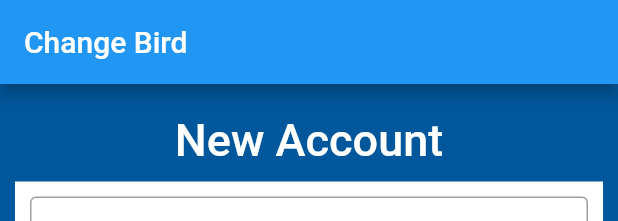
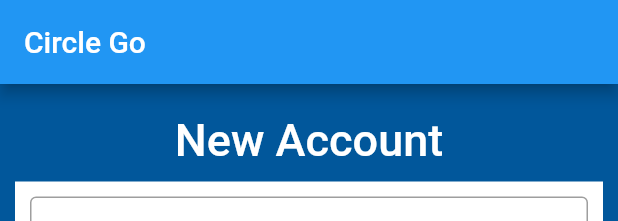
Before and after one commit to gringrant/ChangeBird, a Flutter app: the MyStatefulWidget widget shown alone on an empty page, opened directly, after a tap on "Sign in", on a phone screen of 412 x 824 dp. Shown: the top 221 px of the screen. Run offline on Flutter 3.47's test engine with Material 2 defaults, Android fonts, the phone set to English and light mode, and no system bars; our stand-ins replace firebase_auth, firebase_core; accounts and stored records are empty.

Commit message:
Name Changes

```diff
--- a/lib/login.dart
+++ b/lib/login.dart
@@ -8,7 +8,7 @@
 class MyLogin extends StatelessWidget {
   const MyLogin({Key? key}) : super(key: key);
 
-  static const String _title = 'Change Bird';
+  static const String _title = 'Circle Go';
 
   @override
   Widget build(BuildContext context) {
@@ -44,7 +44,7 @@
                 alignment: Alignment.center,
                 padding: const EdgeInsets.all(10),
                 child: const Text(
-                  'Change Bird',
+                  'Circle Go',
                   style: TextStyle(
                       color: Colors.white,
                       fontWeight: FontWeight.w500,
--- a/lib/main.dart
+++ b/lib/main.dart
@@ -15,7 +15,7 @@
   @override
   Widget build(BuildContext context) {
     return MaterialApp(
-      title: 'Change_bird',
+      title: 'Circle_Go',
       theme: ThemeData(
         // This is the theme of your application.
         //
@@ -28,7 +28,7 @@
         // is not restarted.
         primarySwatch: Colors.blue,
       ),
-      home: const MyHomePage(title: 'Change Bird Home Page'),
+      home: const MyHomePage(title: 'Circle Go Home Page'),
     );
   }
 }
--- a/lib/signin.dart
+++ b/lib/signin.dart
@@ -7,7 +7,7 @@
 class SignInScreen extends StatelessWidget{
   const SignInScreen({Key? key}) : super(key: key);
 
-  static const String _title = 'Change Bird';
+  static const String _title = 'Circle Go';
 
   @override
   Widget build(BuildContext context) {
```
